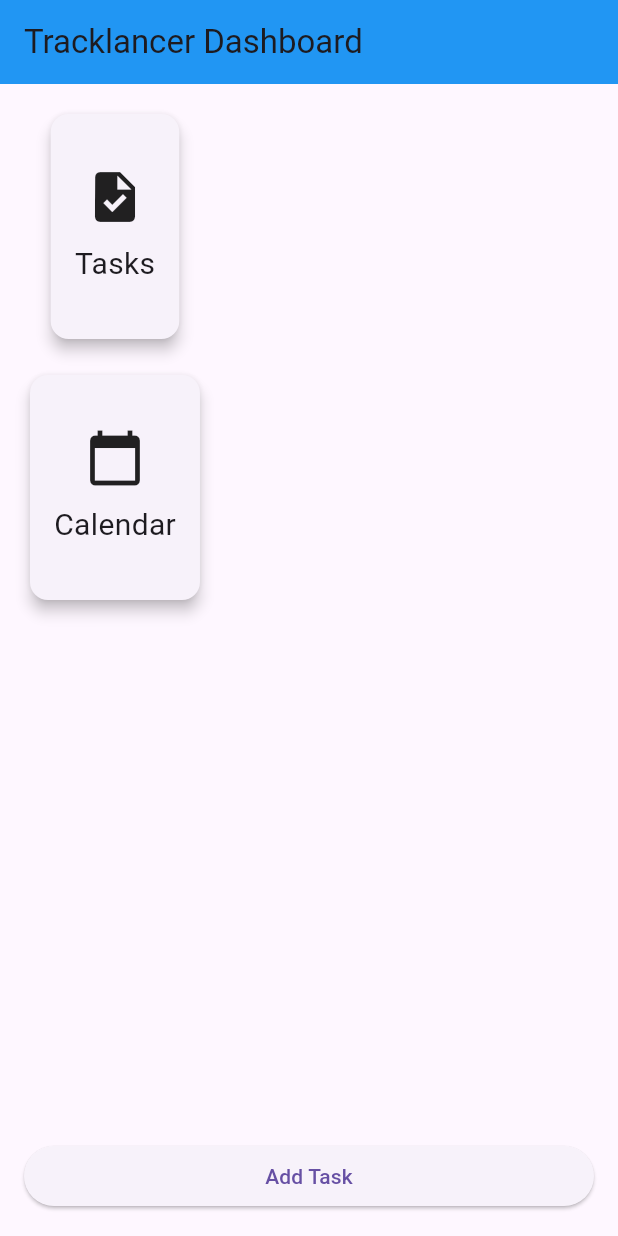
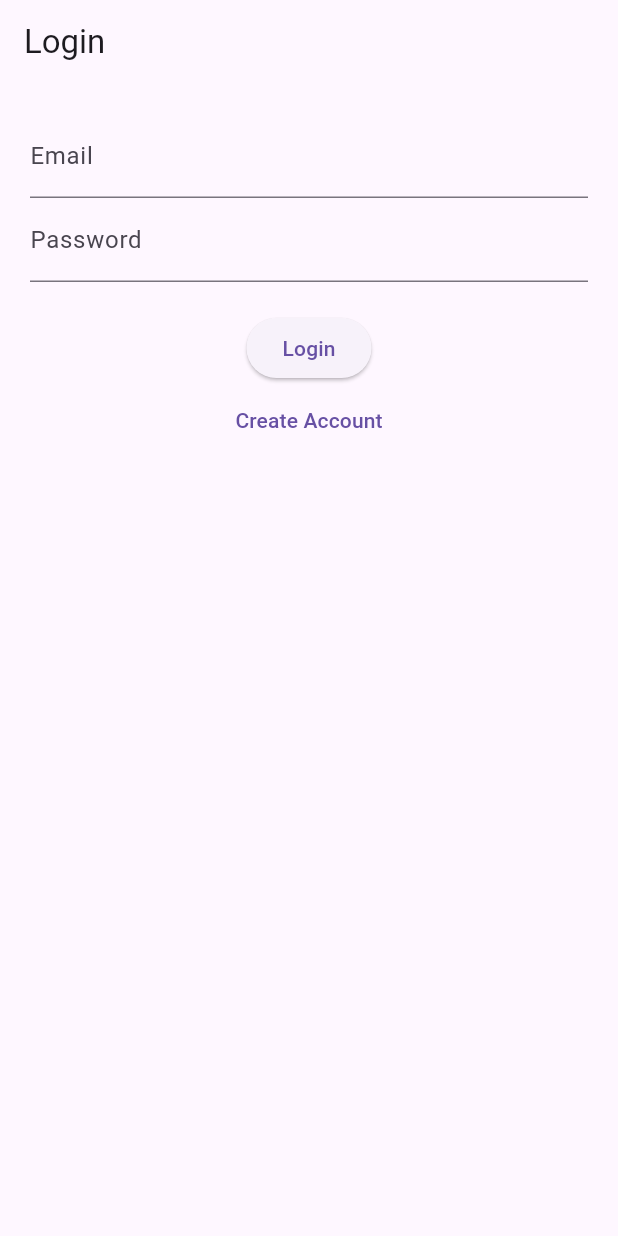
Before and after one commit to kalviumcommunity/tracklancer, a Flutter app: the screen it shows after launch, on a phone screen of 412 x 824 dp. Run offline on Flutter 3.47's test engine with Material 3 defaults, Android fonts, the phone set to English and light mode, and no system bars; our stand-ins replace cloud_firestore, firebase_auth, firebase_core; accounts and stored records are empty.

Commit message:
Implement Firebase authentication and Firestore integration
- Add Firebase Core, Auth, and Firestore dependencies
- Update main.dart with Firebase initialization
- Create AuthService with signup, login, and logout methods
- Create FirestoreService with CRUD operations for user data
- Implement LoginScreen with authentication and navigation
- Implement SignupScreen with user registration
- Create Dashboard as authenticated user home screen
- Configure FlutterFire for Android platform

```diff
--- a/lib/main.dart
+++ b/lib/main.dart
@@ -1,7 +1,11 @@
 import 'package:flutter/material.dart';
-import 'screens/responsive_home.dart';
+import 'package:firebase_core/firebase_core.dart';
+import 'screens/login_screen.dart';
 
-void main() {
+void main() async {
+  WidgetsFlutterBinding.ensureInitialized();
+  await Firebase.initializeApp();
+
   runApp(const TracklancerApp());
 }
 
@@ -11,12 +15,9 @@ class TracklancerApp extends StatelessWidget {
   @override
   Widget build(BuildContext context) {
     return MaterialApp(
-      title: 'Tracklancer',
+      title: "Tracklancer",
       debugShowCheckedModeBanner: false,
-      theme: ThemeData(
-        primarySwatch: Colors.blue,
-      ),
-      home: const ResponsiveHome(),
+      home: const LoginScreen(),
     );
   }
 }
--- /dev/null
+++ b/lib/screens/login_screen.dart
@@ -0,0 +1,79 @@
+import 'package:flutter/material.dart';
+import '../services/auth_service.dart';
+import 'signup_screen.dart';
+import 'dashboard.dart';
+
+class LoginScreen extends StatefulWidget {
+  const LoginScreen({super.key});
+
+  @override
+  State<LoginScreen> createState() => _LoginScreenState();
+}
+
+class _LoginScreenState extends State<LoginScreen> {
+
+  final emailController = TextEditingController();
+  final passwordController = TextEditingController();
+
+  final AuthService auth = AuthService();
+
+  void login() async {
+
+    var user = await auth.login(
+      emailController.text,
+      passwordController.text,
+    );
+
+    if (user != null) {
+      Navigator.push(
+        context,
+        MaterialPageRoute(builder: (_) => const Dashboard()),
+      );
+    }
+  }
+
+  @override
+  Widget build(BuildContext context) {
+
+    return Scaffold(
+      appBar: AppBar(title: const Text("Login")),
+
+      body: Padding(
+        padding: const EdgeInsets.all(20),
+
+        child: Column(
+          children: [
+
+            TextField(
+              controller: emailController,
+              decoration: const InputDecoration(labelText: "Email"),
+            ),
+
+            TextField(
+              controller: passwordController,
+              decoration: const InputDecoration(labelText: "Password"),
+            ),
+
+            const SizedBox(height: 20),
+
+            ElevatedButton(
+              onPressed: login,
+              child: const Text("Login"),
+            ),
+
+            TextButton(
+              onPressed: () {
+                Navigator.push(
+                  context,
+                  MaterialPageRoute(builder: (_) => const SignupScreen()),
+                );
+              },
+              child: const Text("Create Account"),
+            )
+
+          ],
+        ),
+      ),
+    );
+  }
+}
--- /dev/null
+++ b/lib/services/auth_service.dart
@@ -0,0 +1,40 @@
+import 'package:firebase_auth/firebase_auth.dart';
+
+class AuthService {
+
+  final FirebaseAuth _auth = FirebaseAuth.instance;
+
+  Future<User?> signUp(String email, String password) async {
+    try {
+      final credential = await _auth.createUserWithEmailAndPassword(
+        email: email,
+        password: password,
+      );
+
+      return credential.user;
+
+    } catch (e) {
+      print(e);
+      return null;
+    }
+  }
+
+  Future<User?> login(String email, String password) async {
+    try {
+      final credential = await _auth.signInWithEmailAndPassword(
+        email: email,
+        password: password,
+      );
+
+      return credential.user;
+
+    } catch (e) {
+      print(e);
+      return null;
+    }
+  }
+
+  Future<void> logout() async {
+    await _auth.signOut();
+  }
+}
```
Also changed, not shown: lib/screens/dashboard.dart (added, +20 -0 lines), lib/screens/signup_screen.dart (added, +59 -0 lines), lib/services/firestore_service.dart (added, +22 -0 lines).
